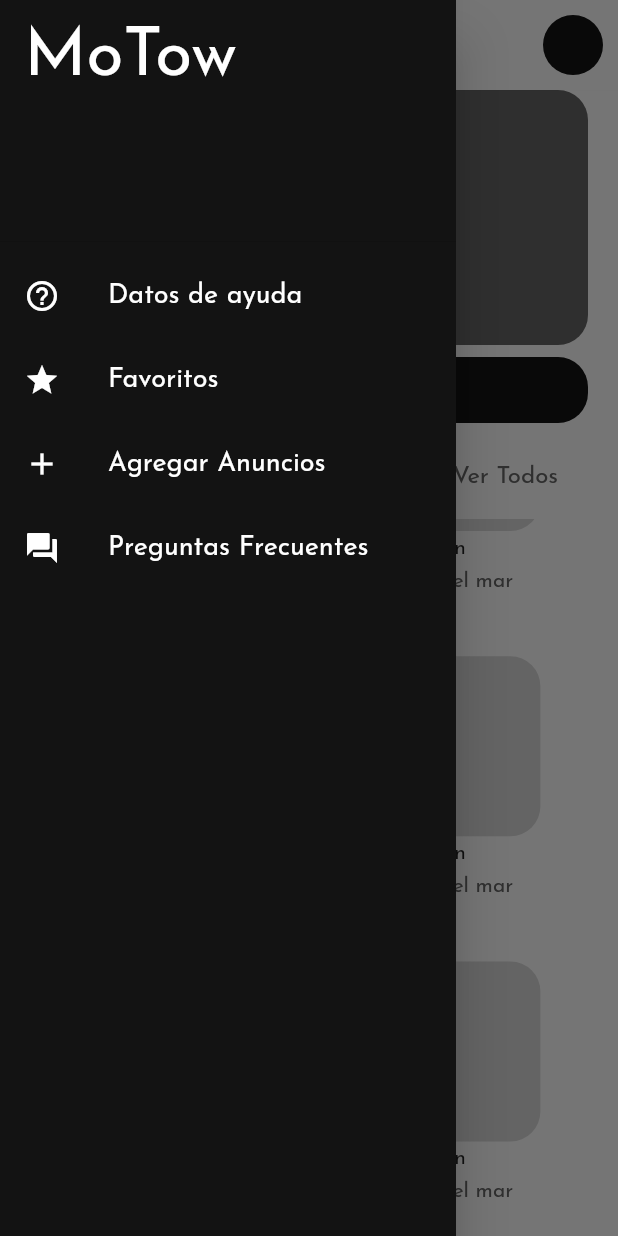
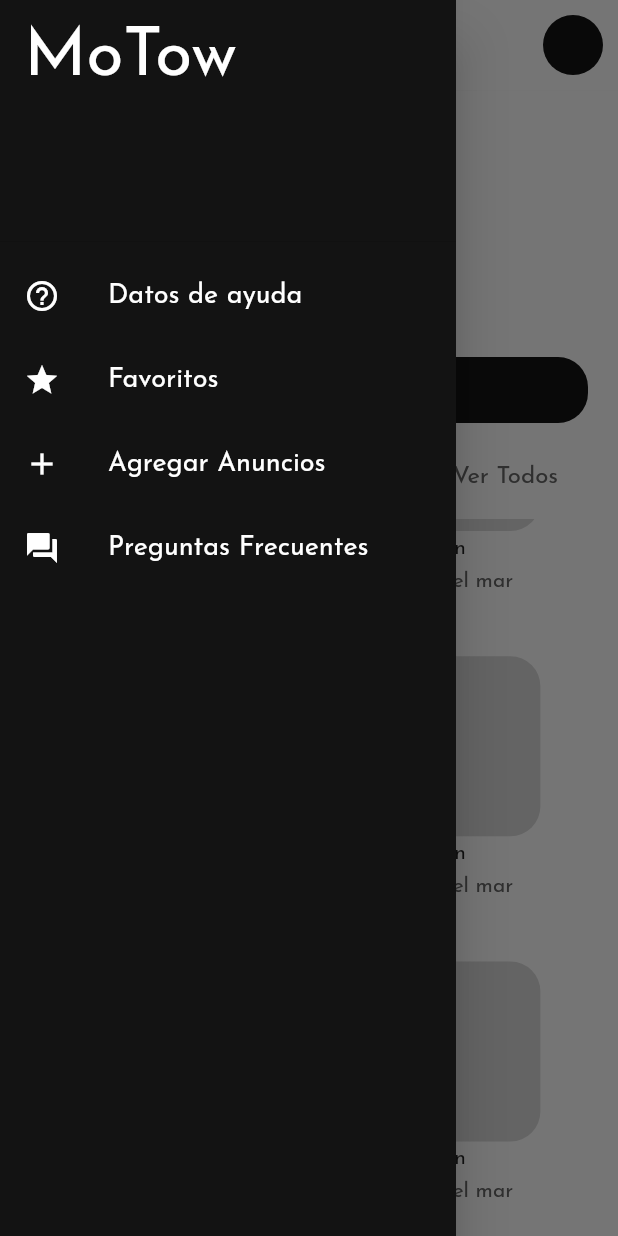
Before and after one commit to nagash93/motow-app, a Flutter app: the MainView screen opened by its route, scrolled down 519 dp, after a tap on the "menu" icon, on a phone screen of 412 x 824 dp. Run offline on Flutter 3.47's test engine with Material 2 defaults, Android fonts, the phone set to English and light mode, and no system bars; our stand-ins replace cached_network_image, cloud_firestore, firebase_core, flutter_hooks, flutter_svg, google_sign_in and 4 more; missing offline and left inert: sign_in_with_apple_platform_interface; accounts and stored records are empty.

Commit message:
feat: add slider service, add cache image library, fix item mini slider

```diff
--- a/lib/common_widgets/main_app_bar/main_app_bar.dart
+++ b/lib/common_widgets/main_app_bar/main_app_bar.dart
@@ -1,12 +1,11 @@
 import 'package:flutter/material.dart';
-import 'package:flutter_zoom_drawer/config.dart';
 import 'package:motow_app/common_widgets/avatar_user/mini_avatar_user.dart';
 import 'package:motow_app/constants/styles/style_shared.dart';
 
 class MainAppBar extends StatelessWidget implements PreferredSizeWidget{
-  MainAppBar({Key? key,  this.controller }) : super(key: key);
+  MainAppBar({Key? key}) : super(key: key);
 
-  final ZoomDrawerController? controller;
+
   @override
   Widget build(BuildContext context) {
     return AppBar(
@@ -22,7 +21,6 @@ class MainAppBar extends StatelessWidget implements PreferredSizeWidget{
       leading:  IconButton(
         icon:  const Icon(Icons.menu,color: ColorApp.black,),
         onPressed: () {
-          //controller.open!();
           Scaffold.of(context).openDrawer();
         },
       ),
--- a/lib/common_widgets/mini_slider/mini_slider.dart
+++ b/lib/common_widgets/mini_slider/mini_slider.dart
@@ -1,9 +1,11 @@
 import 'package:flutter/material.dart';
 import 'package:flutter_hooks/flutter_hooks.dart';
 import 'package:hooks_riverpod/hooks_riverpod.dart';
+import 'package:motow_app/common_widgets/mini_slider/mini_slider_card.dart';
 
 import 'package:motow_app/constants/styles/style_shared.dart';
 import 'package:motow_app/features/main/controller/advertising_controller.dart';
+import 'package:motow_app/features/main/model/mini_slider_item_model.dart';
 
 class MiniSlider extends HookConsumerWidget {
   const MiniSlider({Key? key}) : super(key: key);
@@ -18,51 +20,30 @@ class MiniSlider extends HookConsumerWidget {
 
     return SizedBox(
       height: 170,
-      child: Stack(
-        alignment: const Alignment(-0.9, 0.8),
-        children: [
-          /*PageView(
+      child: state.when(
+        data: (data) {
+          return Stack(alignment: const Alignment(-0.9, 0.8), children: [
+            PageView(
               controller: pageController,
-            children: [
-              _itemSlider(),
-              _itemSlider(),
-              _itemSlider(),
-            ],
+              children:
+                  data.map((value) => MiniSliderCard(item: value)).toList(),
               onPageChanged: (page) {
                 selectedIndex.value = page;
               },
-          ),*/
-
-          state.when(
-            data: (data) => PageView(
-              controller: pageController,
-              children: data.map((value) => _itemSlider()).toList(),
-            ),
-            error: (e, st) => Text('Error: $e'),
-            loading: () => const CircularProgressIndicator(),
             ),
             SizedBox(
               width: 80,
               child: Row(
                 mainAxisAlignment: MainAxisAlignment.center,
-              children: [
-                _dotIndicator(selectedIndex.value == 0),
-                _dotIndicator(selectedIndex.value == 1),
-                _dotIndicator(selectedIndex.value == 2),
-              ],
+                children:[
+                  ...data.asMap().entries.map((value) => _dotIndicator(selectedIndex.value ==value.key  )).toList(),
+                ]
               ),
             ),
-        ],
-      ),
-    );
-  }
-
-  Widget _itemSlider() {
-    return Container(
-      width: double.infinity,
-      decoration: BoxDecoration(
-        color: ColorApp.grey,
-        borderRadius: BorderRadius.circular(20),
+          ]);
+        },
+        error: (e, st) => Text('Error: $e'),
+        loading: () => const CircularProgressIndicator(),
       ),
     );
   }
--- a/lib/features/main/data/advertising_repository.dart
+++ b/lib/features/main/data/advertising_repository.dart
@@ -1,3 +1,5 @@
+import '../model/mini_slider_item_model.dart';
+
 abstract class AdvertisingRepository {
-
+  Future<List<MiniSliderItem>> getMiniSliderItem();
 }
--- a/pubspec.yaml
+++ b/pubspec.yaml
@@ -18,7 +18,7 @@ dependencies:
   shared_preferences: ^2.0.15
   rive: ^0.9.1
   flutter_svg: ^1.1.4
-  flutter_zoom_drawer: ^3.0.3
+  cached_network_image: ^3.2.1
 
 dev_dependencies:
   flutter_test:
```
Also changed, not shown: lib/common_widgets/loading_widget/loading_widget.dart (added, +19 -0 lines), lib/common_widgets/mini_slider/mini_slider_card.dart (added, +29 -0 lines), lib/features/main/controller/advertising_controller.dart (+7 -5 lines), lib/features/main/data/advertising_firestore_repository.dart (+13 -0 lines), lib/features/main/model/mini_slider_item_model.dart (added, +37 -0 lines), lib/features/main/screens/main_view.dart (+0 -47 lines). Lines whose indentation alone changed are shown as unchanged.
